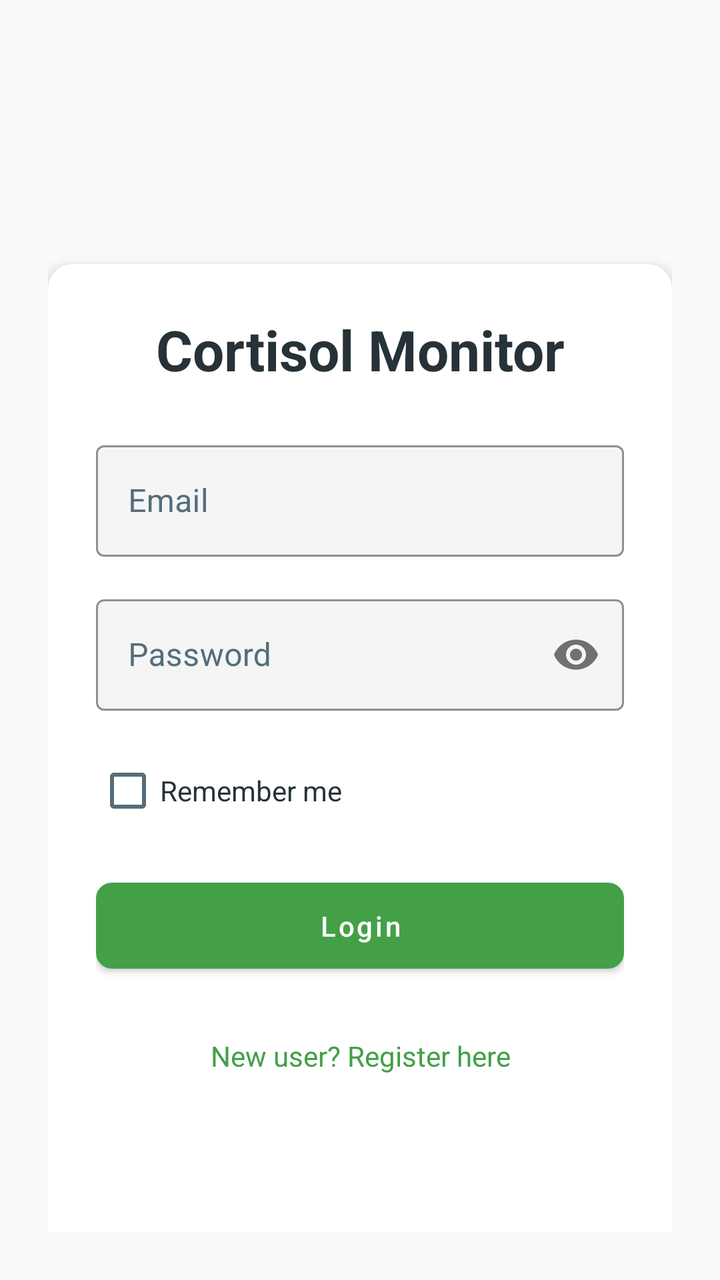
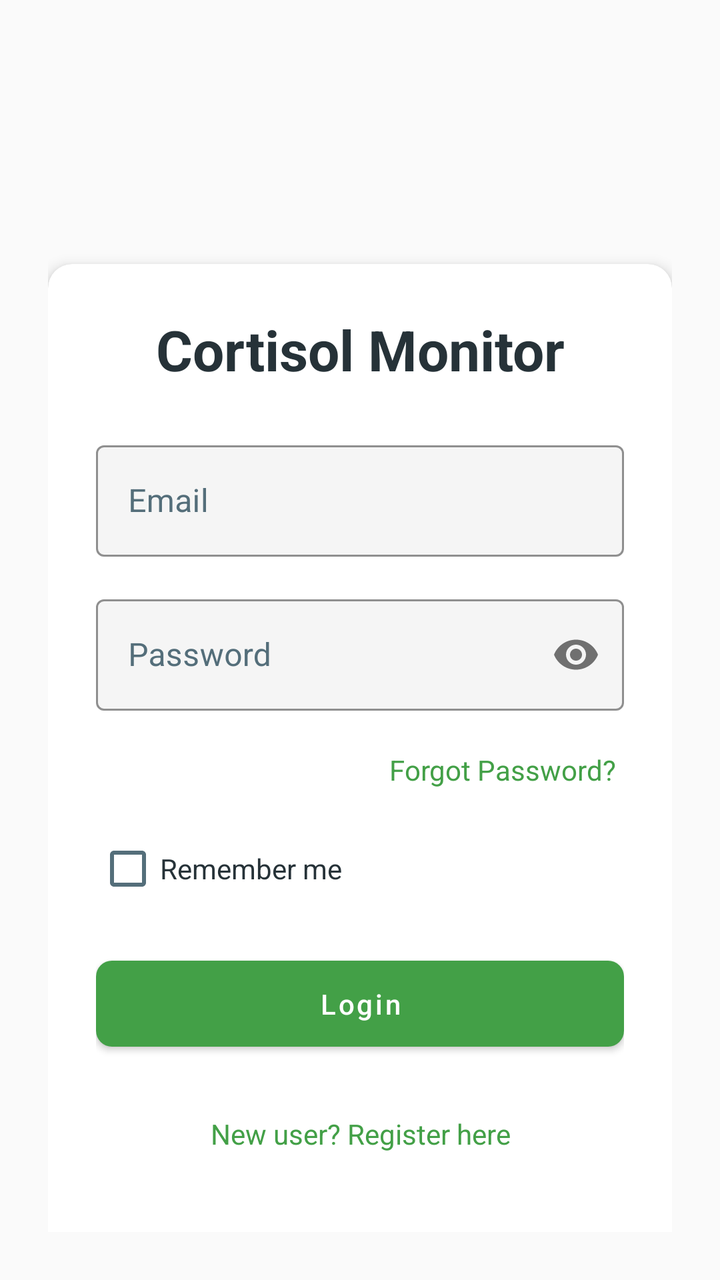

Two renders of the same Android screen: before a commit and after it. Below are the layout's source before the change and the commit's diff.
<!-- AndroidManifest.xml: activity theme AppTheme.Light -->
<!-- res/layout/activity_register_login.xml -->
<?xml version="1.0" encoding="utf-8"?>
<androidx.constraintlayout.widget.ConstraintLayout
    xmlns:android="http://schemas.android.com/apk/res/android"
    xmlns:app="http://schemas.android.com/apk/res-auto"
    xmlns:tools="http://schemas.android.com/tools"
    android:layout_width="match_parent"
    android:layout_height="match_parent"
    android:padding="24dp"
    android:background="@color/background"
    tools:context=".RegisterLoginActivity">

    <ImageView
        android:id="@+id/ivWellnessIcon"
        android:layout_width="60dp"
        android:layout_height="60dp"
        android:layout_marginTop="32dp"
        android:layout_marginBottom="24dp"
        app:layout_constraintEnd_toEndOf="parent"
        app:layout_constraintStart_toStartOf="parent"
        app:layout_constraintTop_toTopOf="parent" />

    <ScrollView
        android:id="@+id/scrollView"
        android:layout_width="match_parent"
        android:layout_height="0dp"
        android:fillViewport="true"
        android:scrollbars="none"
        android:overScrollMode="never"
        app:layout_constraintTop_toBottomOf="@id/ivWellnessIcon"
        app:layout_constraintBottom_toBottomOf="parent">

        <com.google.android.material.card.MaterialCardView
            android:id="@+id/cardView"
            android:layout_width="match_parent"
            android:layout_height="wrap_content"
            android:layout_marginTop="16dp"
            style="@style/Widget.App.CardView">

            <LinearLayout
                android:layout_width="match_parent"
                android:layout_height="wrap_content"
                android:orientation="vertical"
                android:padding="24dp">

                <TextView
                    android:id="@+id/tvTitle"
                    android:layout_width="match_parent"
                    android:layout_height="wrap_content"
                    android:text="Cortisol Monitor"
                    android:textSize="28sp"
                    android:textStyle="bold"
                    android:textColor="@color/text_primary"
                    android:textAlignment="center"
                    android:layout_marginBottom="24dp"/>

                

                
                <LinearLayout
                    android:id="@+id/tabLayout"
                    android:layout_width="match_parent"
                    android:layout_height="62dp"
                    android:layout_marginBottom="20dp"
                    android:orientation="horizontal"
                    android:background="@drawable/tab_container_bg"
                    android:padding="4dp"
                    android:visibility="gone">

                    <com.google.android.material.tabs.TabLayout
                        android:id="@+id/tabLayoutInner"
                        android:layout_width="match_parent"
                        android:layout_height="match_parent"
                        app:tabMode="fixed"
                        app:tabGravity="fill"
                        app:tabBackground="@drawable/tab_selector_bg"
                        app:tabSelectedTextColor="@android:color/white"
                        app:tabTextColor="@color/primary"
                        app:tabIndicatorHeight="0dp"
                        app:tabIconTint="@color/tab_icon_selector"
                        app:tabRippleColor="@android:color/transparent">

                        <com.google.android.material.tabs.TabItem
                            android:layout_width="wrap_content"
                            android:layout_height="wrap_content"
                            android:text="Patient"
                            android:icon="@drawable/ic_patient" />

                        <com.google.android.material.tabs.TabItem
                            android:layout_width="wrap_content"
                            android:layout_height="wrap_content"
                            android:text="Care Provider"
                            android:icon="@drawable/ic_stethoscope" />

                    </com.google.android.material.tabs.TabLayout>

                </LinearLayout>



                
                <LinearLayout
                    android:id="@+id/layoutPatientForm"
                    android:layout_width="match_parent"
                    android:layout_height="wrap_content"
                    android:orientation="vertical">

                    <com.google.android.material.textfield.TextInputLayout
                        android:id="@+id/emailInputLayout"
                        android:layout_width="match_parent"
                        android:layout_height="wrap_content"
                        android:layout_marginBottom="16dp"
                        style="@style/Widget.App.TextInputLayout">
                        <com.google.android.material.textfield.TextInputEditText
                            android:id="@+id/etEmail"
                            android:layout_width="match_parent"
                            android:layout_height="wrap_content"
                            android:hint="Email"
                            android:inputType="textEmailAddress"/>
                    </com.google.android.material.textfield.TextInputLayout>

                    <com.google.android.material.textfield.TextInputLayout
                        android:id="@+id/passwordInputLayout"
                        android:layout_width="match_parent"
                        android:layout_height="wrap_content"
                        android:layout_marginBottom="16dp"
                        app:passwordToggleEnabled="true"
                        style="@style/Widget.App.TextInputLayout">
                        <com.google.android.material.textfield.TextInputEditText
                            android:id="@+id/etPassword"
                            android:layout_width="match_parent"
                            android:layout_height="wrap_content"
                            android:hint="Password"
                            android:inputType="textPassword"/>
                    </com.google.android.material.textfield.TextInputLayout>

                    <com.google.android.material.textfield.TextInputLayout
                        android:id="@+id/confirmPasswordInputLayout"
                        android:layout_width="match_parent"
                        android:layout_height="wrap_content"
                        android:layout_marginBottom="16dp"
                        android:visibility="gone"
                        app:passwordToggleEnabled="true"
                        style="@style/Widget.App.TextInputLayout">
                        <com.google.android.material.textfield.TextInputEditText
                            android:id="@+id/etConfirmPassword"
                            android:layout_width="match_parent"
                            android:layout_height="wrap_content"
                            android:hint="Confirm Password"
                            android:inputType="textPassword"/>
                    </com.google.android.material.textfield.TextInputLayout>

                    
                    <com.google.android.material.textfield.TextInputLayout
                        android:id="@+id/dobInputLayout"
                        android:layout_width="match_parent"
                        android:layout_height="wrap_content"
                        android:layout_marginBottom="16dp"
                        android:visibility="gone"
                        style="@style/Widget.App.TextInputLayout">
                        <com.google.android.material.textfield.TextInputEditText
                            android:id="@+id/etDateOfBirth"
                            android:layout_width="match_parent"
                            android:layout_height="wrap_content"
                            android:hint="Date of Birth (MM/DD/YYYY)"
                            android:inputType="date"
                            android:focusable="false"
                            android:clickable="true"/>
                    </com.google.android.material.textfield.TextInputLayout>

                    
                    <com.google.android.material.textfield.TextInputLayout
                        android:id="@+id/ageInputLayout"
                        android:layout_width="match_parent"
                        android:layout_height="wrap_content"
                        android:layout_marginBottom="16dp"
                        android:visibility="gone"
                        style="@style/Widget.App.TextInputLayout">
                        <com.google.android.material.textfield.TextInputEditText
                            android:id="@+id/etAge"
                            android:layout_width="match_parent"
                            android:layout_height="wrap_content"
                            android:hint="Age (calculated)"
                            android:inputType="number"
                            android:focusable="false"
                            android:enabled="false"/>
                    </com.google.android.material.textfield.TextInputLayout>

                    
                    <TextView
                        android:id="@+id/tvSexLabel"
                        android:layout_width="match_parent"
                        android:layout_height="wrap_content"
                        android:text="Sex"
                        android:textSize="16sp"
                        android:textStyle="bold"
                        android:textColor="@color/text_primary"
                        android:visibility="gone"
                        android:layout_marginBottom="8dp"/>

                    <RadioGroup
                        android:id="@+id/rgSex"
                        android:layout_width="match_parent"
                        android:layout_height="wrap_content"
                        android:orientation="horizontal"
                        android:visibility="gone"
                        android:layout_marginBottom="16dp">
                        <RadioButton
                            android:id="@+id/rbMale"
                            android:layout_width="0dp"
                            android:layout_height="wrap_content"
                            android:text="Male"
                            android:checked="true"
                            android:layout_weight="1"
                            android:textColor="@color/text_primary"/>
                        <RadioButton
                            android:id="@+id/rbFemale"
                            android:layout_width="0dp"
                            android:layout_height="wrap_content"
                            android:text="Female"
                            android:layout_weight="1"
                            android:textColor="@color/text_primary"/>
                    </RadioGroup>

                    
                    <TextView
                        android:id="@+id/tvRaceLabel"
                        android:layout_width="match_parent"
                        android:layout_height="wrap_content"
                        android:text="Race"
                        android:textSize="16sp"
                        android:textStyle="bold"
                        android:textColor="@color/text_primary"
                        android:visibility="gone"
                        android:layout_marginBottom="8dp"/>

                    <com.google.android.material.textfield.TextInputLayout
                        android:id="@+id/raceInputLayout"
                        android:layout_width="match_parent"
                        android:layout_height="wrap_content"
                        android:layout_marginBottom="16dp"
                        android:visibility="gone"
                        style="@style/Widget.MaterialComponents.TextInputLayout.OutlinedBox.ExposedDropdownMenu">
                        <AutoCompleteTextView
                            android:id="@+id/spinnerRace"
                            android:layout_width="match_parent"
                            android:layout_height="wrap_content"
                            android:hint="Select Race"
                            android:inputType="none"
                            android:focusable="false"
                            android:clickable="true"/>
                    </com.google.android.material.textfield.TextInputLayout>

                    
                    <TextView
                        android:id="@+id/tvRelationshipLabel"
                        android:layout_width="match_parent"
                        android:layout_height="wrap_content"
                        android:text="Relationship Status"
                        android:textSize="16sp"
                        android:textStyle="bold"
                        android:textColor="@color/text_primary"
                        android:visibility="gone"
                        android:layout_marginBottom="8dp"/>

                    <com.google.android.material.textfield.TextInputLayout
                        android:id="@+id/relationshipInputLayout"
                        android:layout_width="match_parent"
                        android:layout_height="wrap_content"
                        android:layout_marginBottom="16dp"
                        android:visibility="gone"
                        style="@style/Widget.MaterialComponents.TextInputLayout.OutlinedBox.ExposedDropdownMenu">
                        <AutoCompleteTextView
                            android:id="@+id/spinnerRelationshipStatus"
                            android:layout_width="match_parent"
                            android:layout_height="wrap_content"
                            android:hint="Select Relationship Status"
                            android:inputType="none"
                            android:focusable="false"
                            android:clickable="true"/>
                    </com.google.android.material.textfield.TextInputLayout>

                    
                    <TextView
                        android:id="@+id/tvWeightLabel"
                        android:layout_width="match_parent"
                        android:layout_height="wrap_content"
                        android:text="Weight"
                        android:textSize="16sp"
                        android:textStyle="bold"
                        android:textColor="@color/text_primary"
                        android:visibility="gone"
                        android:layout_marginBottom="8dp"/>

                    <LinearLayout
                        android:id="@+id/weightLayout"
                        android:layout_width="match_parent"
                        android:layout_height="wrap_content"
                        android:orientation="horizontal"
                        android:layout_marginBottom="16dp"
                        android:visibility="gone">
                        <com.google.android.material.textfield.TextInputLayout
                            android:id="@+id/weightInputLayout"
                            android:layout_width="0dp"
                            android:layout_height="wrap_content"
                            android:layout_weight="3"
                            style="@style/Widget.App.TextInputLayout">
                            <com.google.android.material.textfield.TextInputEditText
                                android:id="@+id/etWeightPounds"
                                android:layout_width="match_parent"
                                android:layout_height="wrap_content"
                                android:hint="Weight"
                                android:inputType="numberDecimal"/>
                        </com.google.android.material.textfield.TextInputLayout>
                        <TextView
                            android:layout_width="0dp"
                            android:layout_height="match_parent"
                            android:layout_weight="1"
                            android:text="pounds"
                            android:textSize="16sp"
                            android:gravity="center_vertical|start"
                            android:paddingStart="12dp"
                            android:textColor="@color/text_primary"/>
                    </LinearLayout>

                    
                    <TextView
                        android:id="@+id/tvHeightLabel"
                        android:layout_width="match_parent"
                        android:layout_height="wrap_content"
                        android:text="Height"
                        android:textSize="16sp"
                        android:textStyle="bold"
                        android:textColor="@color/text_primary"
                        android:visibility="gone"
                        android:layout_marginBottom="8dp"/>

                    <LinearLayout
                        android:id="@+id/heightLayout"
                        android:layout_width="match_parent"
                        android:layout_height="wrap_content"
                        android:orientation="horizontal"
                        android:layout_marginBottom="24dp"
                        android:visibility="gone">
                        <com.google.android.material.textfield.TextInputLayout
                            android:id="@+id/heightFeetInputLayout"
                            android:layout_width="0dp"
                            android:layout_height="wrap_content"
                            android:layout_weight="1"
                            style="@style/Widget.App.TextInputLayout">
                            <com.google.android.material.textfield.TextInputEditText
                                android:id="@+id/etHeightFeet"
                                android:layout_width="match_parent"
                                android:layout_height="wrap_content"
                                android:hint="Feet"
                                android:inputType="number"/>
                        </com.google.android.material.textfield.TextInputLayout>
                        <TextView
                            android:layout_width="wrap_content"
                            android:layout_height="match_parent"
                            android:text="ft"
                            android:textSize="16sp"
                            android:gravity="center_vertical"
                            android:paddingStart="4dp"
                            android:paddingEnd="12dp"
                            android:textColor="@color/text_primary"/>
                        <com.google.android.material.textfield.TextInputLayout
                            android:id="@+id/heightInchesInputLayout"
                            android:layout_width="0dp"
                            android:layout_height="wrap_content"
                            android:layout_weight="1"
                            style="@style/Widget.App.TextInputLayout">
                            <com.google.android.material.textfield.TextInputEditText
                                android:id="@+id/etHeightInches"
                                android:layout_width="match_parent"
                                android:layout_height="wrap_content"
                                android:hint="Inches"
                                android:inputType="number"/>
                        </com.google.android.material.textfield.TextInputLayout>
                        <TextView
                            android:layout_width="wrap_content"
                            android:layout_height="match_parent"
                            android:text="in"
                            android:textSize="16sp"
                            android:gravity="center_vertical"
                            android:paddingStart="4dp"
                            android:paddingEnd="4dp"
                            android:textColor="@color/text_primary"/>
                    </LinearLayout>

                </LinearLayout>
                

                
                <LinearLayout
                    android:id="@+id/layoutCareProviderForm"
                    android:layout_width="match_parent"
                    android:layout_height="wrap_content"
                    android:orientation="vertical"
                    android:visibility="gone">

                    <com.google.android.material.textfield.TextInputLayout
                        android:layout_width="match_parent"
                        android:layout_height="wrap_content"
                        android:layout_marginBottom="16dp"
                        style="@style/Widget.App.TextInputLayout">
                        <com.google.android.material.textfield.TextInputEditText
                            android:id="@+id/etCpName"
                            android:layout_width="match_parent"
                            android:layout_height="wrap_content"
                            android:hint="Full Name"/>
                    </com.google.android.material.textfield.TextInputLayout>

                    <com.google.android.material.textfield.TextInputLayout
                        android:layout_width="match_parent"
                        android:layout_height="wrap_content"
                        android:layout_marginBottom="16dp"
                        style="@style/Widget.App.TextInputLayout">
                        <com.google.android.material.textfield.TextInputEditText
                            android:id="@+id/etCpMedicalId"
                            android:layout_width="match_parent"
                            android:layout_height="wrap_content"
                            android:hint="Medical ID"/>
                    </com.google.android.material.textfield.TextInputLayout>

                    <com.google.android.material.textfield.TextInputLayout
                        android:layout_width="match_parent"
                        android:layout_height="wrap_content"
                        android:layout_marginBottom="16dp"
                        style="@style/Widget.App.TextInputLayout">
                        <com.google.android.material.textfield.TextInputEditText
                            android:id="@+id/etCpEmail"
                            android:layout_width="match_parent"
                            android:layout_height="wrap_content"
                            android:hint="Email"
                            android:inputType="textEmailAddress"/>
                    </com.google.android.material.textfield.TextInputLayout>

                    <com.google.android.material.textfield.TextInputLayout
                        android:layout_width="match_parent"
                        android:layout_height="wrap_content"
                        android:layout_marginBottom="16dp"
                        app:passwordToggleEnabled="true"
                        style="@style/Widget.App.TextInputLayout">
                        <com.google.android.material.textfield.TextInputEditText
                            android:id="@+id/etCpPassword"
                            android:layout_width="match_parent"
                            android:layout_height="wrap_content"
                            android:hint="Password"
                            android:inputType="textPassword"/>
                    </com.google.android.material.textfield.TextInputLayout>

                    <com.google.android.material.textfield.TextInputLayout
                        android:layout_width="match_parent"
                        android:layout_height="wrap_content"
                        android:layout_marginBottom="24dp"
                        app:passwordToggleEnabled="true"
                        style="@style/Widget.App.TextInputLayout">
                        <com.google.android.material.textfield.TextInputEditText
                            android:id="@+id/etCpConfirmPassword"
                            android:layout_width="match_parent"
                            android:layout_height="wrap_content"
                            android:hint="Confirm Password"
                            android:inputType="textPassword"/>
                    </com.google.android.material.textfield.TextInputLayout>

                </LinearLayout>
                

                
                <CheckBox
                    android:id="@+id/cbRememberMe"
                    android:layout_width="match_parent"
                    android:layout_height="wrap_content"
                    android:text="Remember me"
                    android:textColor="@color/text_primary"
                    android:layout_marginBottom="16dp"/>

                <com.google.android.material.button.MaterialButton
                    android:id="@+id/btnSubmit"
                    android:layout_width="match_parent"
                    android:layout_height="wrap_content"
                    android:text="Login"
                    android:layout_marginBottom="16dp"
                    style="@style/Widget.App.Button"/>

                <TextView
                    android:id="@+id/tvToggleMode"
                    android:layout_width="match_parent"
                    android:layout_height="wrap_content"
                    android:text="New user? Register here"
                    android:textAlignment="center"
                    android:textColor="@color/primary"
                    android:textSize="14sp"
                    android:clickable="true"
                    android:focusable="true"
                    android:padding="12dp"
                    android:background="?android:attr/selectableItemBackground"/>

                <View
                    android:layout_width="match_parent"
                    android:layout_height="48dp"/>

            </LinearLayout>
        </com.google.android.material.card.MaterialCardView>
    </ScrollView>

</androidx.constraintlayout.widget.ConstraintLayout>
<!-- resources referenced by this layout -->
<resources>
  <color name="background">#FAFAFA</color>
  <color name="primary">#43A047</color>
  <color name="text_primary">#263238</color>
  <!-- drawable ic_patient (drawable) -->
  <?xml version="1.0" encoding="utf-8"?>
  <vector xmlns:android="http://schemas.android.com/apk/res/android"
      android:width="24dp"
      android:height="24dp"
      android:viewportWidth="24"
      android:viewportHeight="24">
      <path
          android:fillColor="@color/primary"
          android:pathData="M12,12c2.7,0 4.8,-2.1 4.8,-4.8S14.7,2.4 12,2.4 7.2,4.5 7.2,7.2 9.3,12 12,12zM12,14.4c-3.2,0 -9.6,1.6 -9.6,4.8v2.4h19.2v-2.4c0,-3.2 -6.4,-4.8 -9.6,-4.8z"/>
  </vector>
  <!-- drawable tab_container_bg (drawable) -->
  <?xml version="1.0" encoding="utf-8"?>
  <shape xmlns:android="http://schemas.android.com/apk/res/android"
      android:shape="rectangle">
      <solid android:color="#E8F5E9"/>
      <corners android:radius="12dp"/>
      <stroke android:width="1dp" android:color="@color/primary"/>
  </shape>
  <!-- drawable tab_selector_bg (drawable) -->
  <?xml version="1.0" encoding="utf-8"?>
  <selector xmlns:android="http://schemas.android.com/apk/res/android">
      <item android:state_selected="true">
          <shape android:shape="rectangle">
              <solid android:color="@color/primary"/>
              <corners android:radius="10dp"/>
          </shape>
      </item>
      <item>
          <shape android:shape="rectangle">
              <solid android:color="@android:color/transparent"/>
          </shape>
      </item>
  </selector>
  <style name="Widget.App.Button" parent="Widget.MaterialComponents.Button">
          <item name="backgroundTint">@color/primary</item>
          <item name="android:textColor">@color/white</item>
          <item name="cornerRadius">8dp</item>
          <item name="android:textAllCaps">false</item>
          <item name="android:paddingTop">12dp</item>
          <item name="android:paddingBottom">12dp</item>
      </style>
  <style name="Widget.App.CardView" parent="Widget.MaterialComponents.CardView">
          <item name="cardBackgroundColor">@color/surface</item>
          <item name="cardElevation">4dp</item>
          <item name="cardCornerRadius">12dp</item>
      </style>
  <style name="Widget.App.TextInputLayout" parent="Widget.MaterialComponents.TextInputLayout.OutlinedBox">
          <item name="boxStrokeColor">@color/primary</item>
          <item name="hintTextColor">@color/primary</item>
          <item name="android:textColorHint">@color/text_secondary</item>
          <item name="boxBackgroundColor">@color/input_background</item>
      </style>
  <color name="white">#FFFFFF</color>
  <color name="surface">#FFFFFF</color>
  <color name="text_secondary">#546E7A</color>
  <color name="input_background">#F5F5F5</color>
  <color name="primary_dark">#2E7D32</color>
  <color name="secondary">#A5D6A7</color>
  <color name="accent">#FFC107</color>
  <color name="status_bar">#43A047</color>
  <style name="RadioButtonStyle.Light" parent="Widget.MaterialComponents.CompoundButton.RadioButton">
          <item name="android:textColor">@color/text_primary</item>
          <item name="buttonTint">@color/primary</item>
      </style>
  <!-- unchanged entries left out for length: 2 -->
</resources>

<!-- the commit's change to res/layout/activity_register_login.xml (unified diff, before → after) -->
@@ -132,6 +132,19 @@
                             android:hint="Password"
                             android:inputType="textPassword"/>
                     </com.google.android.material.textfield.TextInputLayout>
+                    <TextView
+                        android:id="@+id/tvForgotPassword"
+                        android:layout_width="wrap_content"
+                        android:layout_height="wrap_content"
+                        android:text="Forgot Password?"
+                        android:textColor="@color/primary"
+                        android:textSize="14sp"
+                        android:padding="4dp"
+                        android:layout_marginBottom="12dp"
+                        android:layout_gravity="end"
+                        android:clickable="true"
+                        android:focusable="true"
+                        android:background="?android:attr/selectableItemBackground"/>
 
                     <com.google.android.material.textfield.TextInputLayout
                         android:id="@+id/confirmPasswordInputLayout"
